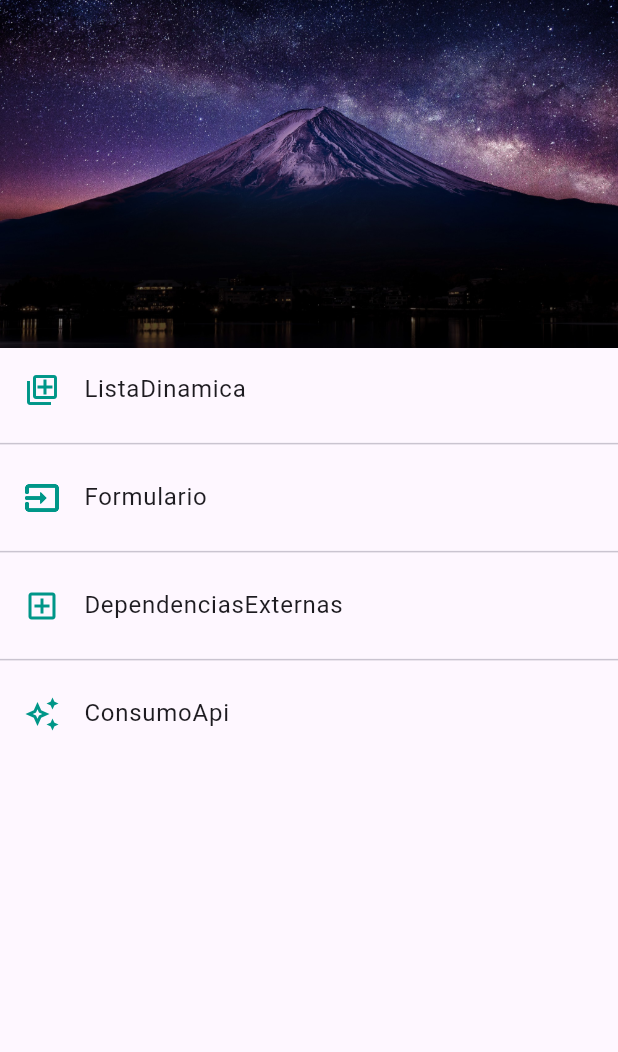
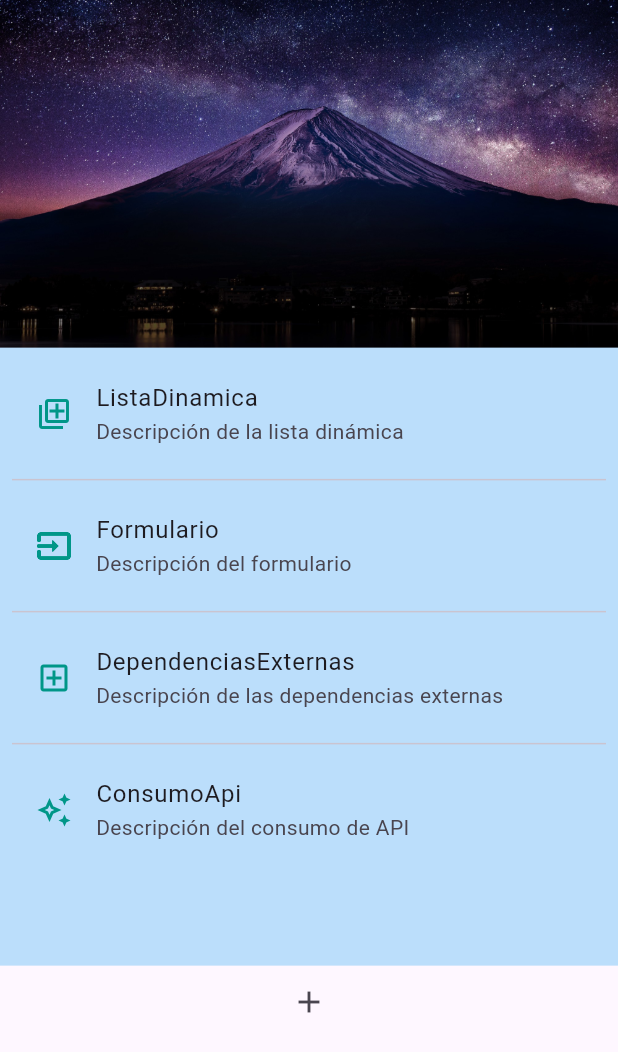
Before and after one commit to lunaaguirrericardo-stack/practice_app, a Flutter app: the screen it shows after launch, on a phone screen of 412 x 824 dp. Shown: the top 1052 px of the screen. Run offline on Flutter 3.47's test engine with Material 3 defaults, Android fonts, the phone set to English and light mode, and no system bars.

Commit message:
Error inicial de navegacion

```diff
--- a/lib/main.dart
+++ b/lib/main.dart
@@ -13,7 +13,6 @@ class MyApp extends StatelessWidget {
       title: 'Practice app',
       initialRoute: AppRoutes.initialRoute,
       routes: AppRoutes.getAppRoutes(),
-      onGenerateRoute:  AppRoutes.onGenerateRoute,
     );
   }
 }
--- a/lib/models/menu_option.dart
+++ b/lib/models/menu_option.dart
@@ -5,12 +5,14 @@ class MenuOption {
   final String route;
   final IconData icon;
   final String name;
+  final String description;
   final Widget screen;
 
   MenuOption({
     required this.route,
     required this.icon,
     required this.name,
+    required this.description,
     required this.screen
     });
 
--- a/lib/router/app_routes.dart
+++ b/lib/router/app_routes.dart
@@ -9,12 +9,10 @@ class AppRoutes {
   static const initialRoute = 'home';
 
   static final menuOptions = <MenuOption>[
-
-    MenuOption(route: 'lista_dinamica', name: 'ListaDinamica', screen: ListaDinamicaScreen(), icon: Icons.add_to_photos_outlined),
-    MenuOption(route: 'formulario', name: 'Formulario', screen: FormulariosScreen(), icon: Icons.input_outlined),
-    MenuOption(route: 'dependencias', name: 'DependenciasExternas', screen: DependenciasExternasScreen(), icon: Icons.add_box_outlined),
-    MenuOption(route: 'consumo', name: 'ConsumoApi', screen: ConsumoApiScreen(), icon: Icons.auto_awesome_outlined)
-
+    MenuOption(route: 'lista_dinamica', name: 'ListaDinamica', screen: ListaDinamicaScreen(), icon: Icons.add_to_photos_outlined, description: 'Descripción de la lista dinámica'),
+    MenuOption(route: 'formulario', name: 'Formulario', screen: FormulariosScreen(), icon: Icons.input_outlined, description: 'Descripción del formulario'),
+    MenuOption(route: 'dependencias', name: 'DependenciasExternas', screen: DependenciasExternasScreen(), icon: Icons.add_box_outlined, description: 'Descripción de las dependencias externas'),
+    MenuOption(route: 'consumo', name: 'ConsumoApi', screen: ConsumoApiScreen(), icon: Icons.auto_awesome_outlined, description: 'Descripción del consumo de API')
   ];
 
   static Map<String, Widget Function(BuildContext)> getAppRoutes(){
--- a/lib/screens/home_screen.dart
+++ b/lib/screens/home_screen.dart
@@ -1,5 +1,7 @@
 import 'package:flutter/material.dart';
+
 import 'package:practice_app/router/app_routes.dart';
+import 'package:practice_app/screens/screens.dart';
 
 
 class HomeScreen extends StatelessWidget {
@@ -17,28 +19,39 @@ class HomeScreen extends StatelessWidget {
         height: size.height,
         child: Column(
           children: [
+
             Image.asset('assets/Landscape.jpg', fit: BoxFit.cover),
-            SizedBox(
-              height: size.height * .4,
-              child: ListView.separated(
-              itemBuilder: (context, index) => ListTile(
-                title: Text(menuOptions[index].name),
-                leading: Icon(menuOptions[index].icon, color: Colors.teal),
-                onTap: () {
 
-                //final route = MaterialPageRoute(
-                //builder: (context) => Listview1Screen()
-                //);
-                //Navigator.push(context, route);
+            Container(
+              color: Colors.blue.shade100,
+              height: size.height * .5,
+              child: Padding(
+                padding: const EdgeInsets.all(8.0),
+                child: ListView.separated(
+                  itemCount: menuOptions.length,
+                  separatorBuilder: (_ , __) => Divider(),
+                  itemBuilder: (context, index) => ListTile(
+                    title: Text(menuOptions[index].name),
+                    subtitle: Text(menuOptions[index].description),
+                    leading: Icon(menuOptions[index].icon, color: Colors.teal),
+                    onTap: () => Navigator.pushNamed(context, menuOptions[index].route),
+                  ),
+                ),
+              ),
+            ),
 
-                Navigator.pushNamed(context, menuOptions[index].route);
+            IconButton(
+              onPressed: () {
+                //NAVEGACION NORMAL
+                Navigator.push(context,
+                  MaterialPageRoute(
+                    builder: (context) => ListaDinamicaScreen(),
+                  ),
+                );
+              },
+              icon: Icon(Icons.add)
+            )
 
-                },
-              ),
-              separatorBuilder: (_ , __) => Divider(),
-              itemCount: menuOptions.length
-              ),
-            )
           ],
         ),
       )
--- a/lib/screens/lista_dinamica.dart
+++ b/lib/screens/lista_dinamica.dart
@@ -6,7 +6,10 @@ class ListaDinamicaScreen extends StatelessWidget {
 
   @override
   Widget build(BuildContext context) {
-    return const Scaffold(
+    return Scaffold(
+      appBar: AppBar(
+        title: Text('Lista Dinamica'),
+      ),
       body: Center(
          child: Text('ListaDinamica'),
       ),
```
Also changed, not shown: pubspec.yaml (+6 -63 lines), pubspec.lock.
